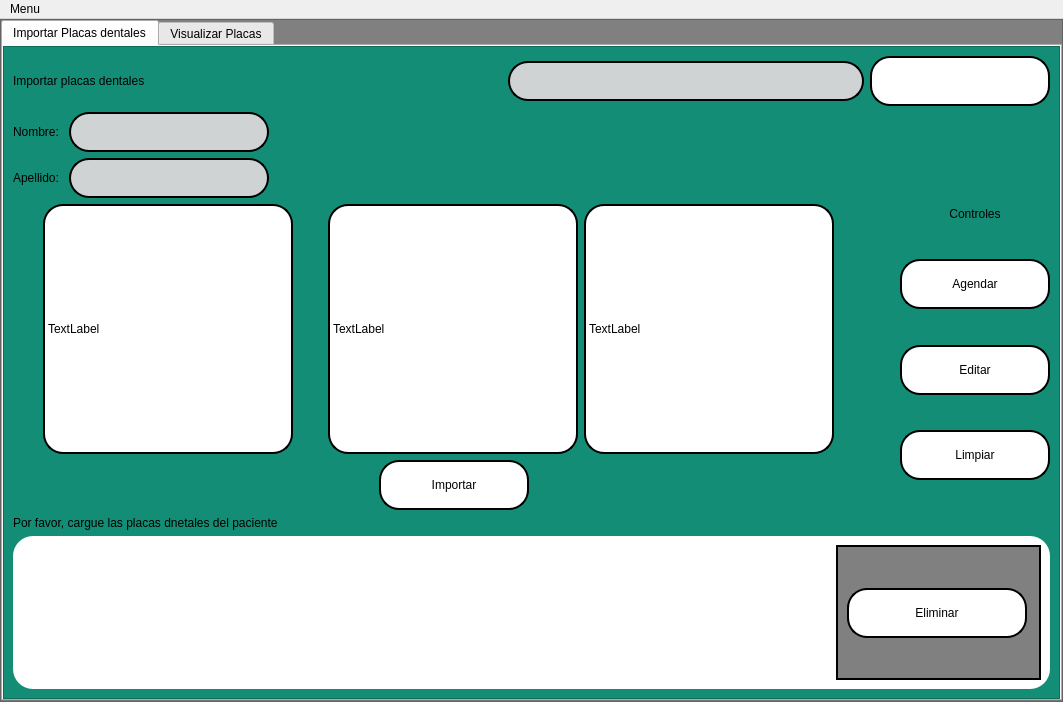
Reinaldito04/App-Consultas-y-Historias-Medicas, file interfaces/placas(nueva).ui: the form before one commit.
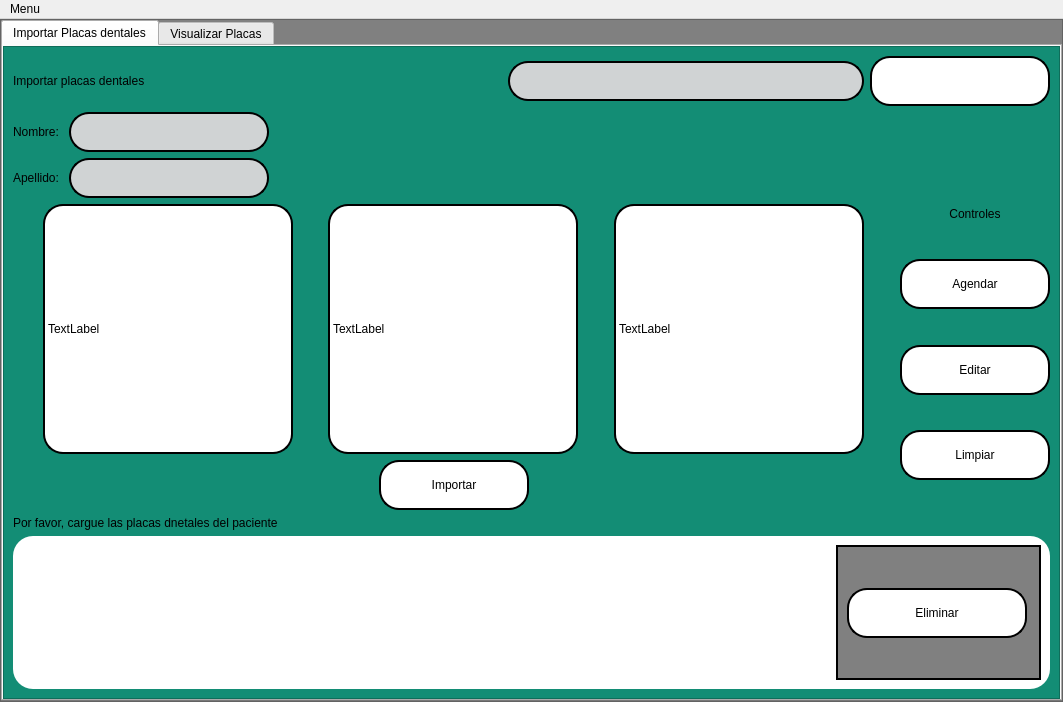
The form after the commit. Icons and pictures are not drawn.

Commit message: Ya agg las imagenes

Diff of the .ui file:
```diff
--- a/interfaces/placas(nueva).ui
+++ b/interfaces/placas(nueva).ui
@@ -359,27 +359,7 @@
                      </spacer>
                     </item>
                     <item>
-                     <widget class="QLabel" name="foto2_image">
-                      <property name="minimumSize">
-                       <size>
-                        <width>250</width>
-                        <height>250</height>
-                       </size>
-                      </property>
-                      <property name="styleSheet">
-                       <string notr="true">QLabel{
-background-color: rgb(255, 255, 255);
-border: 2px solid  rgb(0,0,0);
-border-radius:20px;
-}</string>
-                      </property>
-                      <property name="text">
-                       <string>TextLabel</string>
-                      </property>
-                     </widget>
-                    </item>
-                    <item>
-                     <widget class="QLabel" name="foto3_image">
+                     <widget class="QLabel" name="img2">
                       <property name="minimumSize">
                        <size>
                         <width>250</width>
@@ -411,6 +391,26 @@
                       </property>
                      </spacer>
                     </item>
+                    <item>
+                     <widget class="QLabel" name="img3">
+                      <property name="minimumSize">
+                       <size>
+                        <width>250</width>
+                        <height>250</height>
+                       </size>
+                      </property>
+                      <property name="styleSheet">
+                       <string notr="true">QLabel{
+background-color: rgb(255, 255, 255);
+border: 2px solid  rgb(0,0,0);
+border-radius:20px;
+}</string>
+                      </property>
+                      <property name="text">
+                       <string>TextLabel</string>
+                      </property>
+                     </widget>
+                    </item>
                     <item>
                      <spacer name="horizontalSpacer_24">
                       <property name="orientation">
```
Left out of the diff: 2 changed lines with no effect on the pictures. The commit also changes 2 other files.
